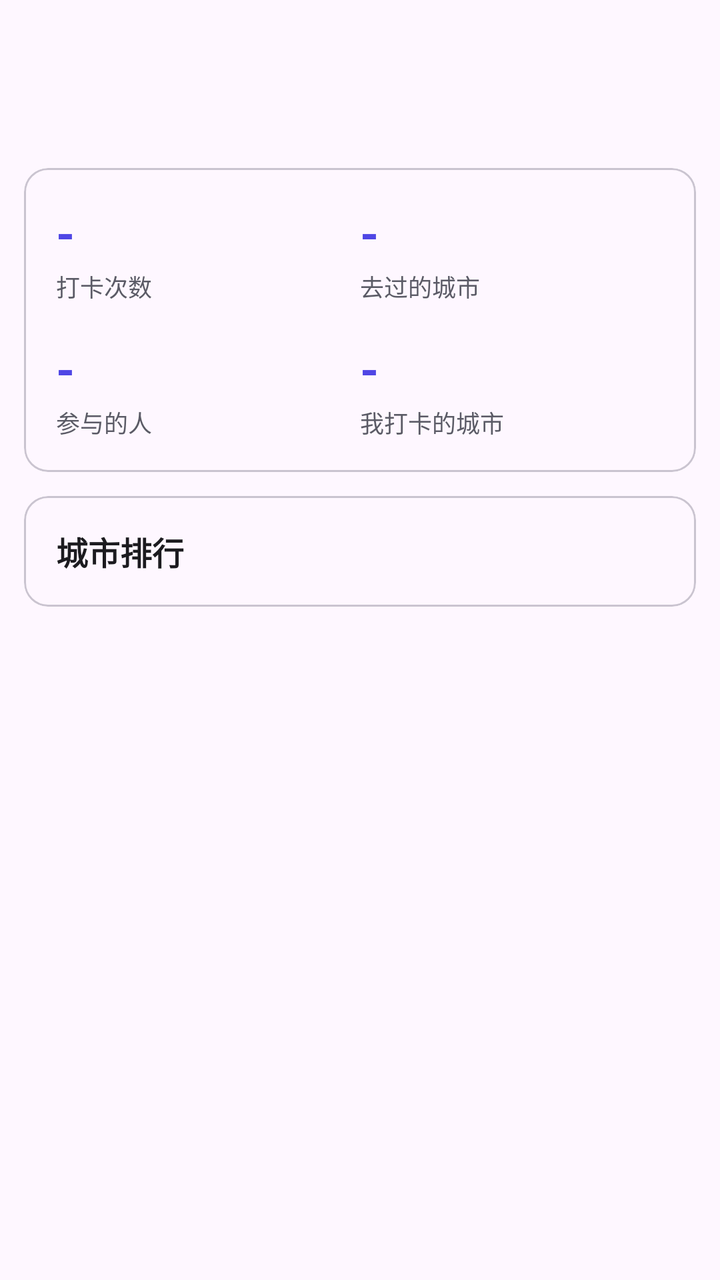
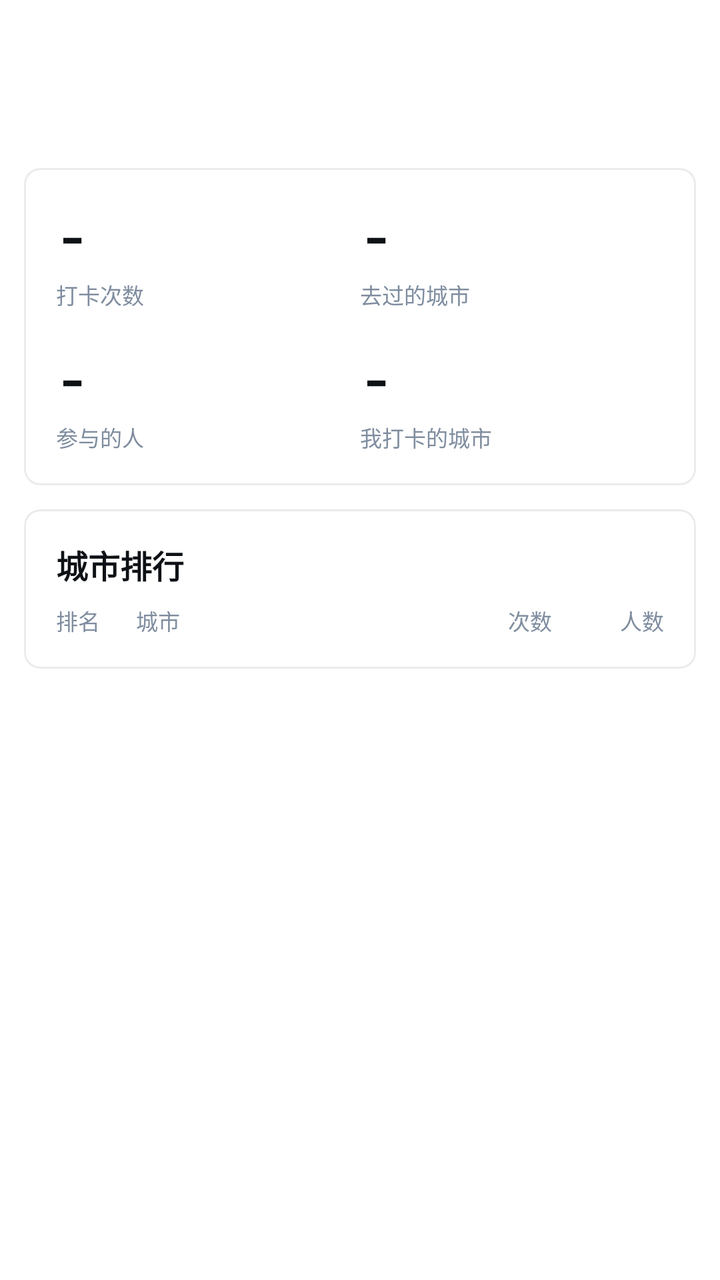

Screens rendered from an Android XML layout before and after an edit, with the pre-edit source and the edit as a unified diff.
<!-- AndroidManifest.xml: application theme Theme.CityFootprint -->
<!-- res/layout/fragment_stats.xml -->
<?xml version="1.0" encoding="utf-8"?>
<androidx.core.widget.NestedScrollView xmlns:android="http://schemas.android.com/apk/res/android"
    android:layout_width="match_parent"
    android:layout_height="match_parent">

    <LinearLayout
        android:layout_width="match_parent"
        android:layout_height="wrap_content"
        android:orientation="vertical"
        android:padding="12dp">

        <ProgressBar
            android:id="@+id/progress"
            android:layout_width="wrap_content"
            android:layout_height="wrap_content"
            android:layout_gravity="center_horizontal"
            android:layout_marginTop="24dp" />

        <TextView
            android:id="@+id/textError"
            android:layout_width="match_parent"
            android:layout_height="wrap_content"
            android:layout_marginTop="8dp"
            android:gravity="center"
            android:textColor="#B3261E"
            android:textSize="13sp"
            android:visibility="gone" />

        
        <com.google.android.material.card.MaterialCardView
            android:id="@+id/cardNumbers"
            android:layout_width="match_parent"
            android:layout_height="wrap_content">

            <LinearLayout
                android:layout_width="match_parent"
                android:layout_height="wrap_content"
                android:orientation="vertical"
                android:padding="16dp">

                <LinearLayout
                    android:layout_width="match_parent"
                    android:layout_height="wrap_content"
                    android:orientation="horizontal">

                    <LinearLayout
                        android:layout_width="0dp"
                        android:layout_height="wrap_content"
                        android:layout_weight="1"
                        android:orientation="vertical">

                        <TextView
                            android:id="@+id/valueVisits"
                            style="@style/StatValue"
                            android:text="-" />

                        <TextView
                            style="@style/StatLabel"
                            android:text="@string/stats_total_visits" />
                    </LinearLayout>

                    <LinearLayout
                        android:layout_width="0dp"
                        android:layout_height="wrap_content"
                        android:layout_weight="1"
                        android:orientation="vertical">

                        <TextView
                            android:id="@+id/valueCities"
                            style="@style/StatValue"
                            android:text="-" />

                        <TextView
                            style="@style/StatLabel"
                            android:text="@string/stats_total_cities" />
                    </LinearLayout>
                </LinearLayout>

                <LinearLayout
                    android:layout_width="match_parent"
                    android:layout_height="wrap_content"
                    android:layout_marginTop="16dp"
                    android:orientation="horizontal">

                    <LinearLayout
                        android:layout_width="0dp"
                        android:layout_height="wrap_content"
                        android:layout_weight="1"
                        android:orientation="vertical">

                        <TextView
                            android:id="@+id/valueUsers"
                            style="@style/StatValue"
                            android:text="-" />

                        <TextView
                            style="@style/StatLabel"
                            android:text="@string/stats_total_users" />
                    </LinearLayout>

                    <LinearLayout
                        android:layout_width="0dp"
                        android:layout_height="wrap_content"
                        android:layout_weight="1"
                        android:orientation="vertical">

                        <TextView
                            android:id="@+id/valueMyCities"
                            style="@style/StatValue"
                            android:text="-" />

                        <TextView
                            style="@style/StatLabel"
                            android:text="@string/stats_my_cities" />
                    </LinearLayout>
                </LinearLayout>

                
                <TextView
                    android:id="@+id/textAdminNote"
                    android:layout_width="match_parent"
                    android:layout_height="wrap_content"
                    android:layout_marginTop="12dp"
                    android:text="@string/stats_admin_note"
                    android:textColor="@color/text_secondary"
                    android:textSize="12sp"
                    android:visibility="gone" />
            </LinearLayout>
        </com.google.android.material.card.MaterialCardView>

        <com.google.android.material.card.MaterialCardView
            android:layout_width="match_parent"
            android:layout_height="wrap_content"
            android:layout_marginTop="12dp"
            android:layout_marginBottom="16dp">

            <LinearLayout
                android:layout_width="match_parent"
                android:layout_height="wrap_content"
                android:orientation="vertical"
                android:padding="16dp">

                <TextView
                    style="@style/CardTitle"
                    android:text="@string/stats_rank_title" />

                
                <LinearLayout
                    android:id="@+id/rankContainer"
                    android:layout_width="match_parent"
                    android:layout_height="wrap_content"
                    android:orientation="vertical" />
            </LinearLayout>
        </com.google.android.material.card.MaterialCardView>
    </LinearLayout>
</androidx.core.widget.NestedScrollView>
<!-- resources referenced by this layout -->
<resources>
  <color name="text_secondary">#5B5B66</color>
  <style name="CardTitle">
          <item name="android:layout_width">match_parent</item>
          <item name="android:layout_height">wrap_content</item>
          <item name="android:textSize">16sp</item>
          <item name="android:textStyle">bold</item>
          <item name="android:textColor">@color/text_primary</item>
      </style>
  <style name="StatLabel">
          <item name="android:layout_width">wrap_content</item>
          <item name="android:layout_height">wrap_content</item>
          <item name="android:layout_marginTop">2dp</item>
          <item name="android:textSize">12sp</item>
          <item name="android:textColor">@color/text_secondary</item>
      </style>
  <style name="StatValue">
          <item name="android:layout_width">wrap_content</item>
          <item name="android:layout_height">wrap_content</item>
          <item name="android:textSize">24sp</item>
          <item name="android:textStyle">bold</item>
          <item name="android:textColor">@color/accent</item>
      </style>
  <style name="Theme.CityFootprint" parent="Theme.Material3.DayNight.NoActionBar">
          
          <item name="android:statusBarColor">@color/window_bg_light</item>
          <item name="android:navigationBarColor">@color/window_bg_light</item>
          <item name="android:windowLightStatusBar">true</item>
          <item name="android:windowLightNavigationBar" tools:targetApi="27">true</item>
      </style>
  <color name="text_primary">#1C1B1F</color>
  <color name="accent">#4F46E5</color>
  <color name="window_bg_light">#F2F2F7</color>
  <!-- unchanged entries left out for length: 6 -->
</resources>

<!-- the commit's change to res/layout/fragment_stats.xml (unified diff, before → after) -->
@@ -22,7 +22,7 @@
             android:layout_height="wrap_content"
             android:layout_marginTop="8dp"
             android:gravity="center"
-            android:textColor="#B3261E"
+            android:textColor="@color/destructive"
             android:textSize="13sp"
             android:visibility="gone" />
 
@@ -52,7 +52,8 @@
                         <TextView
                             android:id="@+id/valueVisits"
                             style="@style/StatValue"
-                            android:text="-" />
+                            android:text="-"
+                            android:textSize="26sp" />
 
                         <TextView
                             style="@style/StatLabel"
@@ -68,7 +69,8 @@
                         <TextView
                             android:id="@+id/valueCities"
                             style="@style/StatValue"
-                            android:text="-" />
+                            android:text="-"
+                            android:textSize="26sp" />
 
                         <TextView
                             style="@style/StatLabel"
@@ -91,7 +93,8 @@
                         <TextView
                             android:id="@+id/valueUsers"
                             style="@style/StatValue"
-                            android:text="-" />
+                            android:text="-"
+                            android:textSize="26sp" />
 
                         <TextView
                             style="@style/StatLabel"
@@ -107,7 +110,8 @@
                         <TextView
                             android:id="@+id/valueMyCities"
                             style="@style/StatValue"
-                            android:text="-" />
+                            android:text="-"
+                            android:textSize="26sp" />
 
                         <TextView
                             style="@style/StatLabel"
@@ -121,13 +125,16 @@
                     android:layout_width="match_parent"
                     android:layout_height="wrap_content"
                     android:layout_marginTop="12dp"
+                    android:background="@drawable/divider_top_bg"
+                    android:paddingTop="12dp"
                     android:text="@string/stats_admin_note"
-                    android:textColor="@color/text_secondary"
-                    android:textSize="12sp"
+                    android:textColor="@color/muted_fg"
+                    android:textSize="11sp"
                     android:visibility="gone" />
             </LinearLayout>
         </com.google.android.material.card.MaterialCardView>
 
+        
         <com.google.android.material.card.MaterialCardView
             android:layout_width="match_parent"
             android:layout_height="wrap_content"
@@ -140,9 +147,68 @@
                 android:orientation="vertical"
                 android:padding="16dp">
 
-                <TextView
-                    style="@style/CardTitle"
-                    android:text="@string/stats_rank_title" />
+                <LinearLayout
+                    android:layout_width="match_parent"
+                    android:layout_height="wrap_content"
+                    android:gravity="center_vertical"
+                    android:orientation="horizontal">
+
+                    <TextView
+                        style="@style/CardTitle"
+                        android:layout_width="0dp"
+                        android:layout_weight="1"
+                        android:text="@string/stats_rank_title" />
+
+                    <TextView
+                        android:id="@+id/textRankTop"
+                        android:layout_width="wrap_content"
+                        android:layout_height="wrap_content"
+                        android:layout_marginStart="8dp"
+                        android:fontFamily="monospace"
+                        android:textColor="@color/muted_fg"
+                        android:textSize="11sp" />
+                </LinearLayout>
+
+                
+                <LinearLayout
+                    android:layout_width="match_parent"
+                    android:layout_height="wrap_content"
+                    android:layout_marginTop="8dp"
+                    android:gravity="center_vertical"
+                    android:orientation="horizontal">
+
+                    <TextView
+                        android:layout_width="32dp"
+                        android:layout_height="wrap_content"
+                        android:text="@string/stats_rank_col_rank"
+                        android:textColor="@color/muted_fg"
+                        android:textSize="11sp" />
+
+                    <TextView
+                        android:layout_width="0dp"
+                        android:layout_height="wrap_content"
+                        android:layout_marginStart="8dp"
+                        android:layout_weight="1"
+                        android:text="@string/stats_rank_col_city"
+                        android:textColor="@color/muted_fg"
+                        android:textSize="11sp" />
+
+                    <TextView
+                        android:layout_width="56dp"
+                        android:layout_height="wrap_content"
+                        android:gravity="end"
+                        android:text="@string/stats_rank_col_count"
+                        android:textColor="@color/muted_fg"
+                        android:textSize="11sp" />
+
+                    <TextView
+                        android:layout_width="56dp"
+                        android:layout_height="wrap_content"
+                        android:gravity="end"
+                        android:text="@string/stats_rank_col_people"
+                        android:textColor="@color/muted_fg"
+                        android:textSize="11sp" />
+                </LinearLayout>
 
                 
                 <LinearLayout
<!-- resource entries referenced after the edit -->
@@ -1,37 +1,96 @@
 <!-- resources referenced by this layout -->
 <resources>
-  <color name="text_secondary">#5B5B66</color>
+  <color name="destructive">#EF4444</color>
+  <color name="muted_fg">#7F8D9F</color>
+  <!-- drawable divider_top_bg (drawable) -->
+  <?xml version="1.0" encoding="utf-8"?>
+  <layer-list xmlns:android="http://schemas.android.com/apk/res/android">
+      <item>
+          <shape android:shape="rectangle">
+              <solid android:color="@android:color/transparent" />
+          </shape>
+      </item>
+      <item android:gravity="top">
+          <shape android:shape="rectangle">
+              <size android:height="1dp" />
+              <solid android:color="@color/border" />
+          </shape>
+      </item>
+  </layer-list>
+  <string name="stats_rank_col_city">城市</string>
+  <string name="stats_rank_col_count">次数</string>
+  <string name="stats_rank_col_people">人数</string>
+  <string name="stats_rank_col_rank">排名</string>
   <style name="CardTitle">
-          <item name="android:layout_width">match_parent</item>
+          <item name="android:layout_width">wrap_content</item>
           <item name="android:layout_height">wrap_content</item>
           <item name="android:textSize">16sp</item>
           <item name="android:textStyle">bold</item>
-          <item name="android:textColor">@color/text_primary</item>
+          <item name="android:textColor">@color/fg</item>
       </style>
   <style name="StatLabel">
           <item name="android:layout_width">wrap_content</item>
           <item name="android:layout_height">wrap_content</item>
-          <item name="android:layout_marginTop">2dp</item>
-          <item name="android:textSize">12sp</item>
-          <item name="android:textColor">@color/text_secondary</item>
+          <item name="android:layout_marginTop">4dp</item>
+          <item name="android:textSize">11sp</item>
+          <item name="android:textColor">@color/muted_fg</item>
       </style>
   <style name="StatValue">
           <item name="android:layout_width">wrap_content</item>
           <item name="android:layout_height">wrap_content</item>
           <item name="android:textSize">24sp</item>
           <item name="android:textStyle">bold</item>
-          <item name="android:textColor">@color/accent</item>
+          <item name="android:textColor">@color/fg</item>
+          <item name="android:fontFamily">monospace</item>
       </style>
-  <style name="Theme.CityFootprint" parent="Theme.Material3.DayNight.NoActionBar">
+  <style name="Theme.CityFootprint" parent="Theme.Material3.Light.NoActionBar">
+          
+          <item name="colorPrimary">@color/accent</item>
+          <item name="colorOnPrimary">@color/on_accent</item>
+          <item name="colorPrimaryContainer">@color/accent_light</item>
+          <item name="colorOnPrimaryContainer">@color/accent_soft_fg</item>
+          <item name="colorSecondary">@color/accent</item>
+          <item name="colorSecondaryContainer">@color/accent_light</item>
+          <item name="colorOnSecondaryContainer">@color/accent_soft_fg</item>
+          <item name="colorSurface">@color/card</item>
+          <item name="colorOnSurface">@color/fg</item>
+          <item name="colorOnSurfaceVariant">@color/muted_fg</item>
+          <item name="colorOutline">@color/input_border</item>
+          <item name="colorError">@color/destructive</item>
+          <item name="android:colorBackground">@color/bg</item>
+  
           
           <item name="android:statusBarColor">@color/window_bg_light</item>
           <item name="android:navigationBarColor">@color/window_bg_light</item>
           <item name="android:windowLightStatusBar">true</item>
           <item name="android:windowLightNavigationBar" tools:targetApi="27">true</item>
+          
+          <item name="android:forceDarkAllowed" tools:targetApi="29">false</item>
+  
+          
+          <item name="materialCardViewStyle">@style/Widget.App.CardView</item>
+          <item name="materialButtonStyle">@style/Widget.App.Button</item>
       </style>
-  <color name="text_primary">#1C1B1F</color>
-  <color name="accent">#4F46E5</color>
-  <color name="window_bg_light">#F2F2F7</color>
+  <color name="border">#EBEBEB</color>
+  <color name="fg">#0E1115</color>
+  <color name="accent">#4285F4</color>
+  <color name="on_accent">#FFFFFF</color>
+  <color name="accent_light">#DBEAFE</color>
+  <color name="accent_soft_fg">#003E8F</color>
+  <color name="card">#FFFFFF</color>
+  <color name="input_border">#E2E3E4</color>
+  <color name="bg">#FFFFFF</color>
+  <color name="window_bg_light">#F0F6FF</color>
+  <style name="Widget.App.CardView" parent="Widget.Material3.CardView.Outlined">
+          <item name="cardCornerRadius">8dp</item>
+          <item name="cardElevation">0dp</item>
+          <item name="cardBackgroundColor">@color/card</item>
+          <item name="strokeColor">@color/border</item>
+          <item name="strokeWidth">1dp</item>
+      </style>
+  <style name="Widget.App.Button" parent="Widget.Material3.Button">
+          <item name="cornerRadius">8dp</item>
+      </style>
   <!-- unchanged entries left out for length: 6 -->
 </resources>
 
